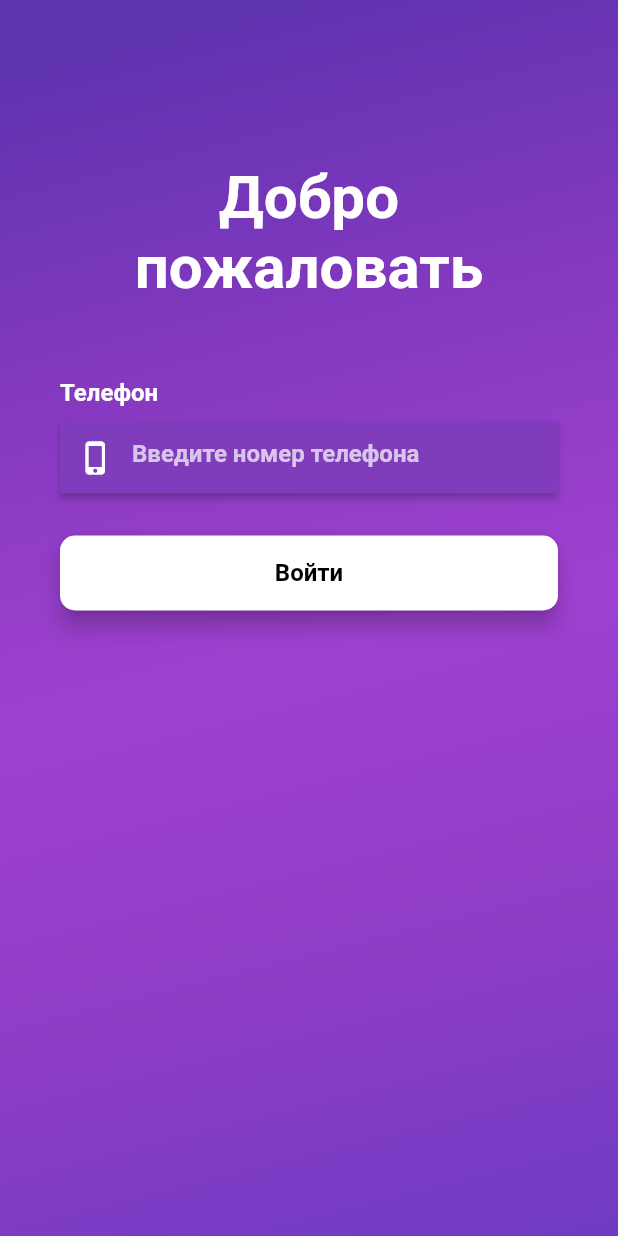
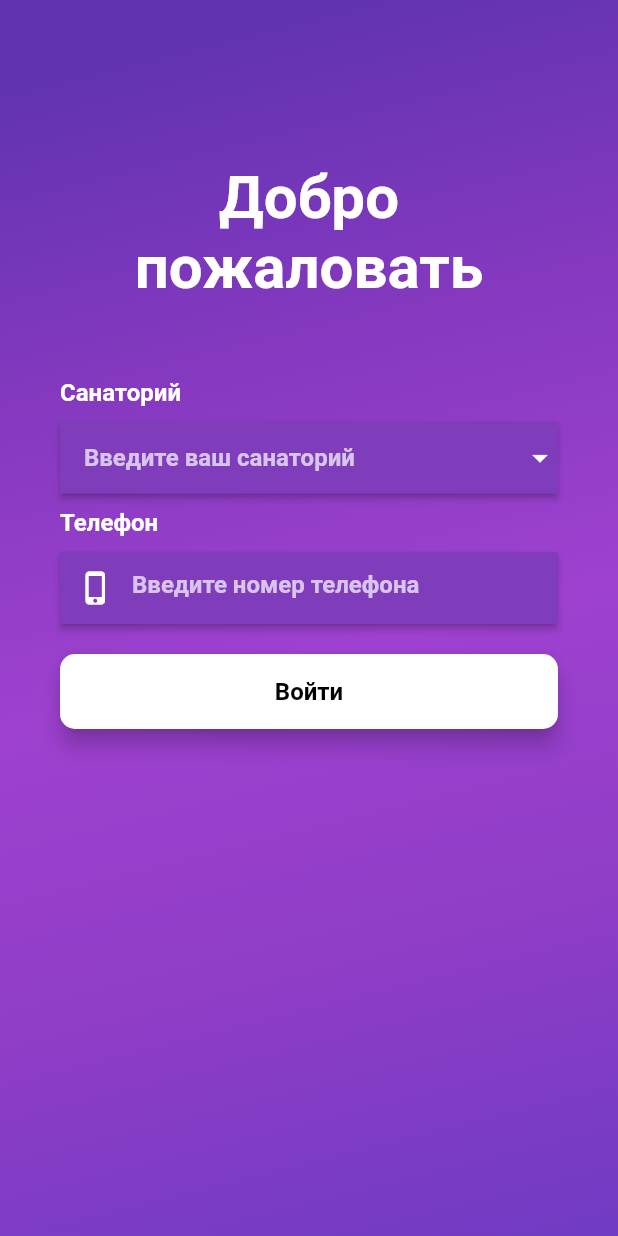
Before and after one commit to vivatNikolay/untitled, a Flutter app: the screen it shows after launch, on a phone screen of 412 x 824 dp. Run offline on Flutter 3.47's test engine with Material 2 defaults, Android fonts, the phone set to English and light mode, and no system bars; our stand-ins replace table_calendar; Roboto replaces fonts that are missing (PT-Sans, PTSans).

Commit message:
add choice sanatorium add fetch relaxer from server

```diff
--- /dev/null
+++ b/lib/src/http_controller.dart
@@ -0,0 +1,43 @@
+import 'dart:async';
+import 'dart:developer';
+
+import 'package:untitled/src/services/http_service.dart';
+
+import 'models/relaxer.dart';
+
+class HttpController {
+
+  late Future<Relaxer> futureRelaxer;
+  late Relaxer relaxer;
+  final HttpService _httpService = HttpService();
+
+  HttpController._privateConstructor();
+
+  static final HttpController _instance = HttpController._privateConstructor();
+
+  void init(String sanKey, String phone) async {
+    futureRelaxer = _httpService.fetchRelaxer(sanKey, phone);
+    log(sanKey+" "+phone);
+    Timer(const Duration(milliseconds: 100), () {
+      futureRelaxer.then((value) { setRelaxer(value); },
+          onError: (e) {
+        log("relaxer not init!!!");
+          });
+    });
+  }
+
+  void setRelaxer(Relaxer relaxer) {
+    this.relaxer = relaxer;
+  }
+
+  Relaxer getRelaxer() {
+    return relaxer;
+  }
+
+  static HttpController get instance => _instance;
+
+  void handleError(e) {
+    log(e);
+  }
+
+}
--- /dev/null
+++ b/lib/src/models/relaxer.dart
@@ -0,0 +1,23 @@
+
+class Relaxer {
+  String phone;
+  String name;
+  String surname;
+  bool sex;
+
+  Relaxer({
+    required this.phone,
+    required this.name,
+    required this.surname,
+    required this.sex
+  });
+
+  factory Relaxer.fromJson(Map<String, dynamic> json) {
+    return Relaxer(
+    phone : json["phone"],
+    name : json["name"],
+    surname : json["surname"],
+    sex : json["sex"]
+    );
+  }
+}
--- /dev/null
+++ b/lib/src/models/sanatorium.dart
@@ -0,0 +1,11 @@
+
+class Sanatorium {
+
+  static Map<String, String> get sanatoriumMap => _sanatoriumMap;
+
+  static final Map<String, String> _sanatoriumMap = {
+    "Тестовый" : "230",
+    "Санаторий" : "300",
+    "База Отдыха" : "301"
+  };
+}
--- a/lib/src/calendar.dart
+++ b/lib/src/pages/calendar.dart
@@ -1,8 +1,8 @@
 import 'package:flutter/material.dart';
 import 'package:intl/intl.dart';
 import 'package:table_calendar/table_calendar.dart';
-import 'package:untitled/src/entity.dart';
-import 'utils.dart';
+import 'package:untitled/src/models/assignment.dart';
+import '../utils.dart';
 
 class TableAssignments extends StatefulWidget {
   const TableAssignments({Key? key}) : super(key: key);
--- a/lib/src/drawer.dart
+++ b/lib/src/pages/drawer.dart
@@ -1,8 +1,8 @@
 import 'package:flutter/cupertino.dart';
 import 'package:flutter/material.dart';
-import 'package:untitled/src/login.dart';
+import 'package:untitled/src/pages/login.dart';
 
-import 'entity.dart';
+import '../models/relaxer.dart';
 
 class MyDrawer extends StatelessWidget {
 
@@ -27,7 +27,7 @@ class MyDrawer extends StatelessWidget {
                       child: CircleAvatar(
                         backgroundColor: Colors.white,
                         radius: 40.0,
-                        child: Image.asset(relaxer.gender
+                        child: Image.asset(relaxer.sex
                             ? "assets/images/man.png"
                             : "assets/images/woman.png"),
                       ),
--- a/lib/src/login.dart
+++ b/lib/src/pages/login.dart
@@ -1,8 +1,8 @@
-
-
 import 'package:flutter/cupertino.dart';
 import 'package:flutter/material.dart';
-import 'package:untitled/src/tabs.dart';
+import 'package:untitled/src/models/sanatorium.dart';
+import 'package:untitled/src/pages/tabs.dart';
+import '../http_controller.dart';
 
 class LoginScreen extends StatefulWidget {
   @override
@@ -11,7 +11,9 @@ class LoginScreen extends StatefulWidget {
 
 class _LoginScreenState extends State<LoginScreen> {
 
+  final HttpController _httpController = HttpController.instance;
   TextEditingController inputController = TextEditingController();
+  var frequencySanatoriumName;
 
   @override
   @override
@@ -54,27 +56,24 @@ class _LoginScreenState extends State<LoginScreen> {
                   const SizedBox(
                     height: 50,
                   ),
-                  Container(
-                    alignment: Alignment.centerLeft,
-                    child: const Text(
-                      'Телефон',
-                      style: TextStyle(
-                        fontFamily: 'PT-Sans',
-                        fontSize: 16,
-                        fontWeight: FontWeight.bold,
-                        color: Colors.white,
-                      ),
-                    ),
+                  _buildTextContainer(
+                      text: 'Санаторий'
+                  ),
+                  _buildDropDownField(
+                    hintText: 'Введите ваш санаторий',
                   ),
                   const SizedBox(
                     height: 10,
+                  ),
+                  _buildTextContainer(
+                    text: 'Телефон'
                   ),
                   _buildTextField(
                     hintText: 'Введите номер телефона',
                     prefixedIcon: const Icon(Icons.phone_iphone, color: Colors.white),
                   ),
                   const SizedBox(
-                    height: 28,
+                    height: 20,
                   ),
                   _buildLoginButton()
                 ],
@@ -86,9 +85,70 @@ class _LoginScreenState extends State<LoginScreen> {
     );
   }
 
+  Widget _buildTextContainer({
+  required String text,
+  }) {
+    return Container(
+      alignment: Alignment.centerLeft,
+      margin: const EdgeInsets.only(bottom: 10),
+      child: Text(
+        text,
+        style: const TextStyle(
+          fontFamily: 'PT-Sans',
+          fontSize: 16,
+          fontWeight: FontWeight.bold,
+          color: Colors.white,
+        ),
+      ),
+    );
+  }
+
+  Widget _buildDropDownField({
+    required String hintText,
+  }) {
+    return Material(
+      color: const Color(0xFF803DBB),
+      elevation: 2,
+      child: DropdownButton<String>(
+        isExpanded: true,
+        items: Sanatorium.sanatoriumMap.map((name, code) {
+          return MapEntry(
+              code,
+          DropdownMenuItem<String>(
+            child: Text(
+                "    $name",
+                style: const TextStyle(color: Colors.white),
+            ),
+            value: code,
+          ));
+        }).values.toList(),
+        value: frequencySanatoriumName,
+        iconEnabledColor: Colors.white,
+        iconDisabledColor: Colors.white70,
+        dropdownColor: const Color(0xFF803DBB),
+        underline: const SizedBox(),
+        hint: Text(
+            "    $hintText",
+            style: const TextStyle(
+              color: Colors.white70,
+              fontWeight: FontWeight.bold,
+              fontFamily: 'PTSans',
+            ),
+          ),
+          onChanged: (String? newValue) {
+          if (newValue != null) {
+            setState(() {
+              frequencySanatoriumName = newValue;
+            });
+          }
+        },
+      )
+    );
+  }
+
   Widget _buildTextField({
     Widget? prefixedIcon,
-    String? hintText,
+    required String hintText,
   }) {
     return Material(
       color: Colors.transparent,
@@ -141,8 +201,9 @@ class _LoginScreenState extends State<LoginScreen> {
             color: Colors.black,
           ),
         ),
-        onPressed: () {
+        onPressed: () async {
           if (_checkPhone()) {
+            await Future.delayed(const Duration(seconds: 2));
             Navigator.of(context).pushReplacement(
                 MaterialPageRoute(
                     builder: (context) => const MyHomePage()
@@ -154,7 +215,7 @@ class _LoginScreenState extends State<LoginScreen> {
   }
 
   bool _checkPhone() {
+    _httpController.init(frequencySanatoriumName, inputController.text);
     return true;
   }
-
 }
--- /dev/null
+++ b/lib/src/services/http_service.dart
@@ -0,0 +1,21 @@
+import 'dart:convert';
+import 'package:http/http.dart';
+import 'package:untitled/src/models/sanatorium.dart';
+import '../models/relaxer.dart';
+
+class HttpService {
+  final String url = "https://admin:admin@api.byport.by/";
+  final Map sanMap = Sanatorium.sanatoriumMap;
+
+  Future<Relaxer> fetchRelaxer(String sanKey, String phone) async {
+    String postfix = sanKey + "/individual/";
+    Response res = await get(Uri.parse(url+postfix+phone));
+    if (res.statusCode == 200) {
+      return Relaxer.fromJson(jsonDecode(res.body));
+    } else {
+      throw "Unable to retrieve relaxer.";
+    }
+  }
+
+
+}
```
Also changed, not shown: lib/main.dart (+12 -10 lines), lib/src/models/assignment.dart (renamed from lib/src/entity.dart, +0 -25 lines), lib/src/pages/tabs.dart (renamed from lib/src/tabs.dart, +6 -2 lines), lib/src/utils.dart (+18 -24 lines), 1 other file.
